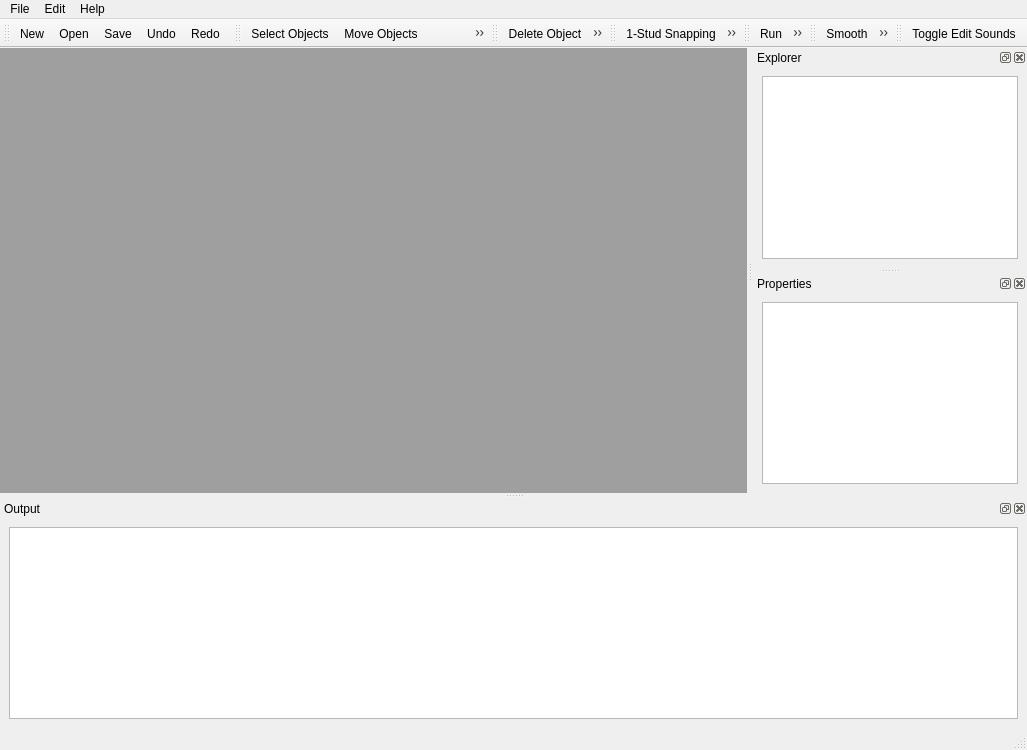
Qt form editor/mainwindow.ui (m-doescode/openblocks) before a commit.
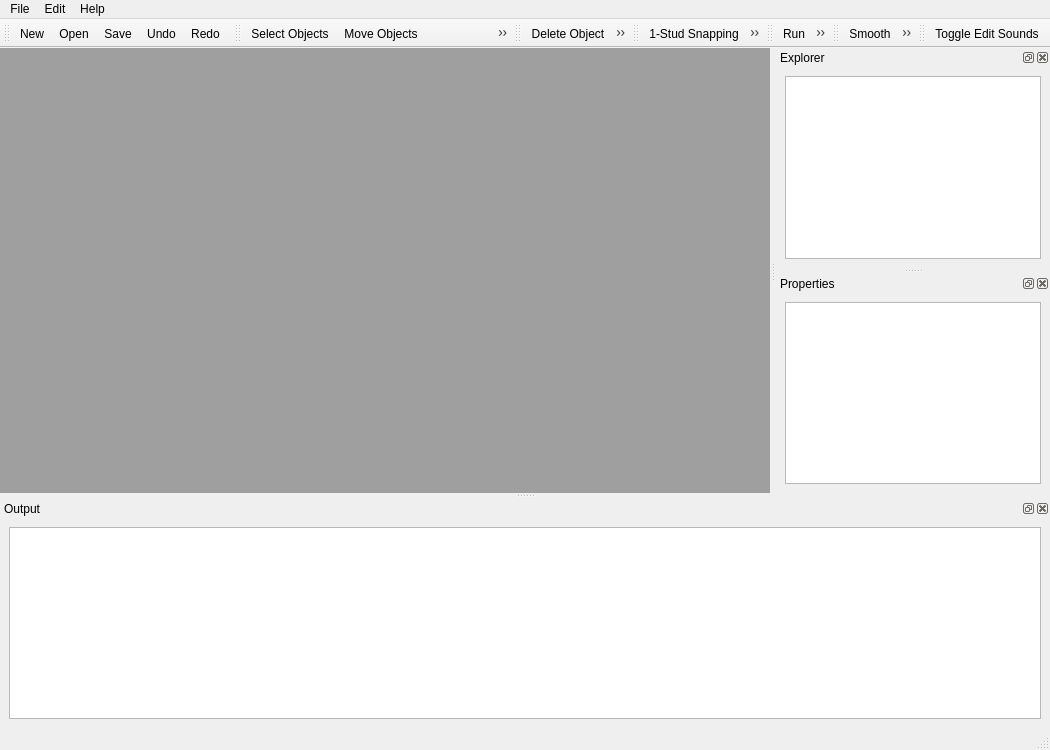
The same form after that commit. Icons and pictures are not drawn. Custom widgets are drawn as their Qt base class.

What changed in the file:
```diff
--- a/editor/mainwindow.ui
+++ b/editor/mainwindow.ui
@@ -6,7 +6,7 @@
    <rect>
     <x>0</x>
     <y>0</y>
-    <width>1027</width>
+    <width>1050</width>
     <height>750</height>
    </rect>
   </property>
```
